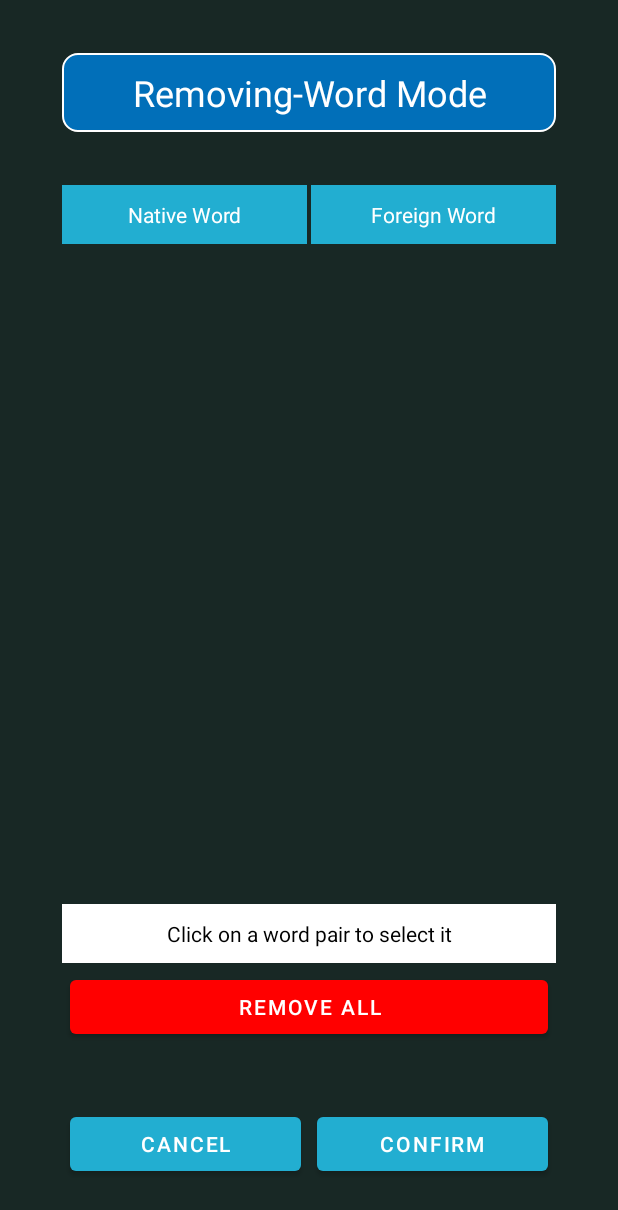
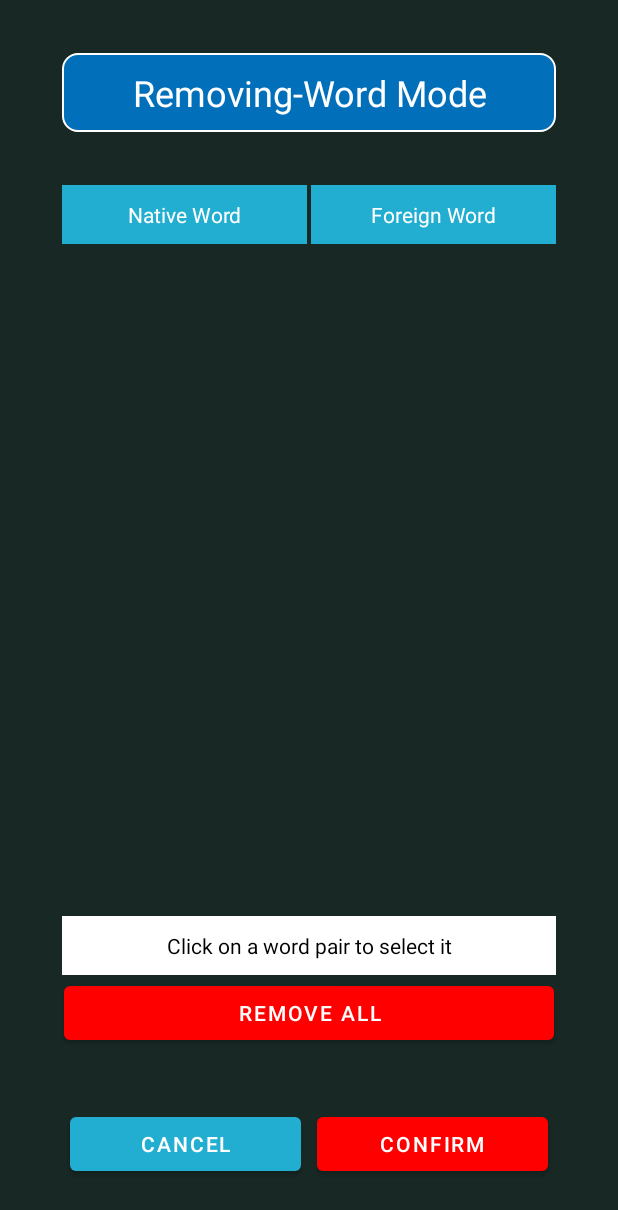
Before and after one commit to Edmond48/vocabulary-sudoku, an Android app: the WordListActivity screen opened directly, with no data from a screen before it, after a tap on "REMOVE", on a phone screen of 412 x 824 dp. Shown: the top 1210 px of the screen. Run offline under Robolectric (Android 15) with nearby library versions, the phone set to English and light mode, and no system bars.

Commit message:
Change some buttons' color
Make "Cancel" button in Add mode red.

Make "Confirm" button in Remove mode red.

Change margin of "Remove All" button.

```diff
--- a/app/src/main/res/layout/activity_word_list.xml
+++ b/app/src/main/res/layout/activity_word_list.xml
@@ -83,7 +83,7 @@
         android:id="@+id/removeAllBtn"
         android:layout_width="0dp"
         android:layout_height="wrap_content"
-        android:layout_margin="5dp"
+        android:layout_margin="1dp"
         android:text="@string/remove_all"
         app:backgroundTint="@color/red"
         android:visibility="gone"
@@ -158,6 +158,7 @@
         android:layout_margin="5dp"
         android:text="@string/cancel"
         android:visibility="gone"
+        app:backgroundTint="@color/red"
         app:layout_constraintStart_toEndOf="@+id/start_guideline"
         app:layout_constraintEnd_toStartOf="@+id/confirmAddBtn"
         app:layout_constraintTop_toBottomOf="@+id/bottom_guideline"
@@ -194,6 +195,7 @@
         android:layout_margin="5dp"
         android:text="@string/confirm"
         android:visibility="gone"
+        app:backgroundTint="@color/red"
         app:layout_constraintStart_toEndOf="@+id/cancelRemoveBtn"
         app:layout_constraintEnd_toStartOf="@+id/end_guideline"
         app:layout_constraintTop_toTopOf="@+id/cancelRemoveBtn"
```
